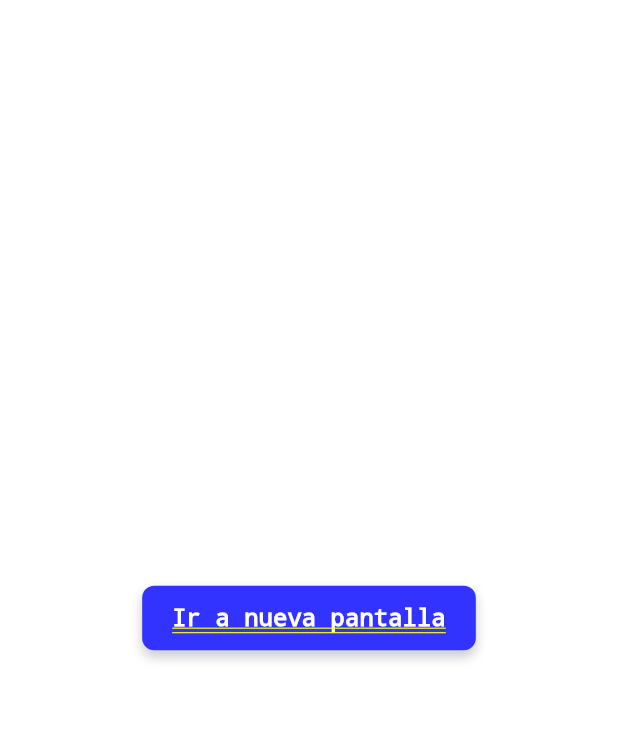
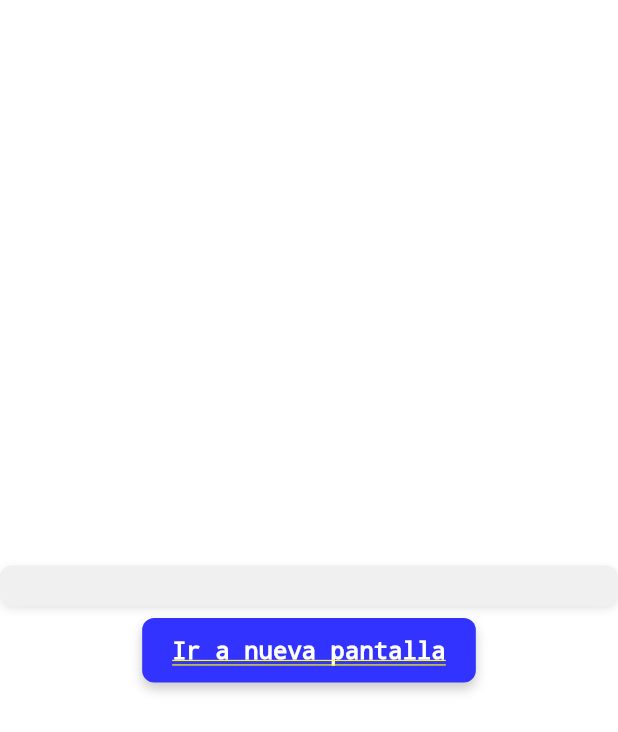
Before and after one commit to aojedacs/custom-design-flutter, a Flutter app: the screen it shows after launch, on a phone screen of 412 x 824 dp. Shown: the top 732 px of the screen. Run offline on Flutter 3.47's test engine with Material 3 defaults, Android fonts, the phone set to English and light mode, and no system bars.

Commit message:
Custom input

```diff
--- /dev/null
+++ b/lib/custom_input.dart
@@ -0,0 +1,56 @@
+import 'package:flutter/widgets.dart';
+import 'package:flutter/material.dart';
+
+class CustomInput extends StatelessWidget {
+  final String text;
+  final TextEditingController controller;
+  final bool isPassword;
+  final TextInputType keyboardType;
+
+  const CustomInput({
+    super.key,
+    required this.text,
+    required this.controller,
+    this.isPassword = false,
+    this.keyboardType = TextInputType.text,
+  });
+
+  @override
+  Widget build(BuildContext context) {
+    return Container(
+        margin: const EdgeInsets.symmetric(vertical: 8),
+        padding: const EdgeInsets.symmetric(horizontal: 10, vertical: 4),
+        decoration: BoxDecoration(
+          color: const Color(0xFFF0F0F0),
+          borderRadius: BorderRadius.circular(8),
+          boxShadow: [
+            BoxShadow(
+              color: const Color(0xFF000000).withOpacity(0.1),
+              offset: const Offset(0, 2),
+              blurRadius: 4,
+            ),
+          ],
+        ),
+        child:EditableText(
+          controller: controller,
+          focusNode: FocusNode(),
+          style: const TextStyle(fontSize: 16, color: Color(0xFF000000)),
+          cursorColor: const Color(0xFF3333FF),
+          backgroundCursorColor: const Color(0xFF3333FF),
+          keyboardType: keyboardType,
+          obscureText: isPassword,
+          maxLines: 1,
+        ),
+        // child: TextField(
+        //   controller: controller,
+        //   obscureText: isPassword,
+        //   keyboardType: keyboardType,
+        //   decoration: InputDecoration(
+        //     border: InputBorder.none,
+        //     hintText: text,
+        //     hintStyle: const TextStyle(color: Color(0xFF888888)),
+        //   ),
+        // )
+      );
+  }
+}
--- a/lib/main_screen.dart
+++ b/lib/main_screen.dart
@@ -1,7 +1,7 @@
 import 'package:flutter/widgets.dart';
 import 'package:my_design/new_screen.dart';
 import 'custom_button.dart';
-
+import 'custom_input.dart';
 
 class MainScreen extends StatelessWidget {
   const MainScreen({super.key});
@@ -9,7 +9,11 @@ class MainScreen extends StatelessWidget {
   @override
   Widget build(BuildContext context) {
     return Center(
-      child: CustomButton(
+        child: Column(
+      mainAxisSize: MainAxisSize.min,
+      children: [
+        CustomInput(text: "Ingrese texto", controller: TextEditingController(), isPassword:true),
+        CustomButton(
           texto: "Ir a nueva pantalla",
           onPressed: () {
             // Navegar a la pantalla nueva
@@ -23,8 +27,8 @@ class MainScreen extends StatelessWidget {
                   // Animación de transición (deslizamiento simple)
                   final tween =
                       Tween(begin: const Offset(1, 0), end: Offset.zero);
-                final curvedAnimation =
-                    CurvedAnimation(parent: animation, curve: Curves.easeInOut);
+                  final curvedAnimation = CurvedAnimation(
+                      parent: animation, curve: Curves.easeInOut);
 
                   return SlideTransition(
                     position: tween.animate(curvedAnimation),
@@ -35,6 +39,7 @@ class MainScreen extends StatelessWidget {
             );
           },
         ),
-    );
+      ],
+    ));
   }
 }
```
Also changed, not shown: lib/login.dart (added), lib/sign_up.dart (added). Lines whose indentation alone changed are shown as unchanged.
